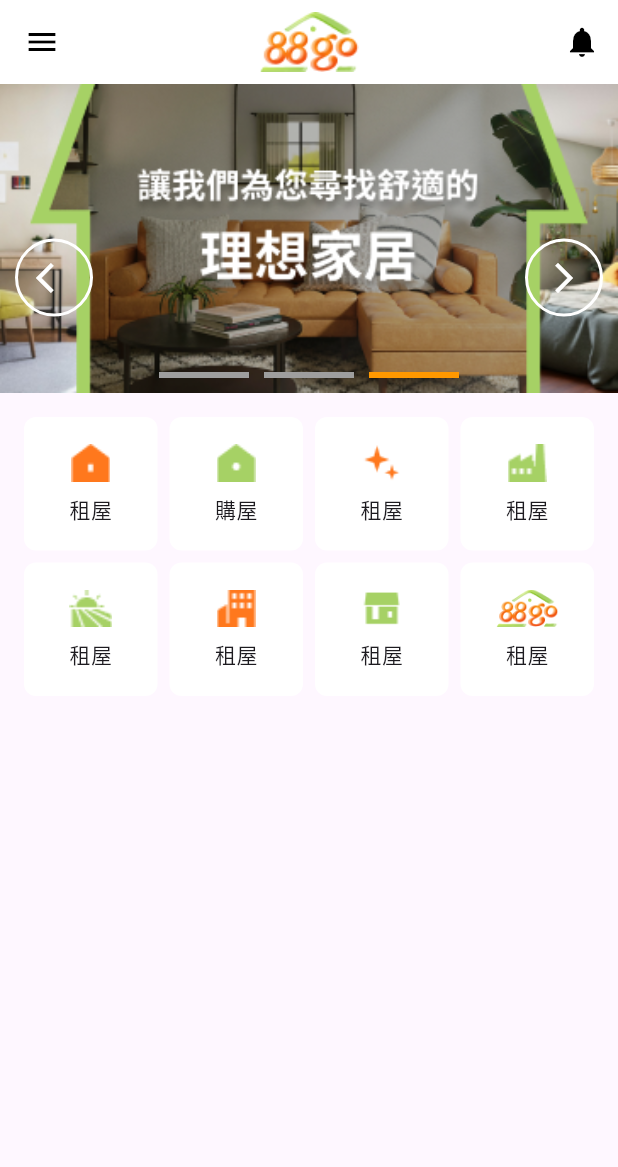
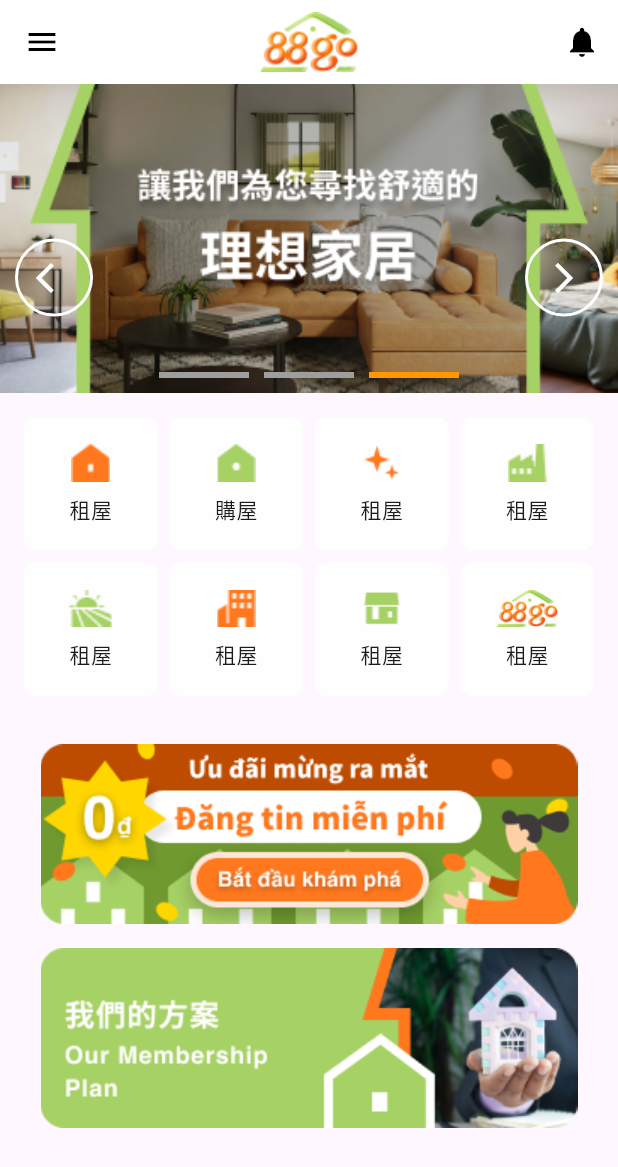
Before and after one commit to huy123cv78/88Gohouse, a Flutter app: the screen it shows after launch, on a phone screen of 412 x 824 dp. Shown: the top 1167 px of the screen. Run offline on Flutter 3.47's test engine with Material 3 defaults, Android fonts, the phone set to English and light mode, and no system bars.

Commit message:
home_body

```diff
--- a/lib/main.dart
+++ b/lib/main.dart
@@ -1,6 +1,5 @@
 import 'package:flutter/material.dart';
 import 'package:flutter_application_1/screens/home_screen.dart';
-import 'package:flutter_application_1/widgets/cacnutinhnang_hedaer.dart';
 
 void main() => runApp(const MyApp());
 
--- a/lib/screens/home_screen.dart
+++ b/lib/screens/home_screen.dart
@@ -61,6 +61,7 @@ class _MyAppState extends State<HomeScreen> {
 
   @override
   Widget build(BuildContext context) {
+    var child;
     return MaterialApp(
       debugShowCheckedModeBanner: false,
       home: Scaffold(
@@ -265,7 +266,24 @@ class _MyAppState extends State<HomeScreen> {
                   // Thêm các nút khác tương tự
                 ],
               ),
-
+              // hai hình baner
+              const SizedBox(height: 16),
+              SizedBox(
+                width: 358,
+                height:
+                    256, // Điều chỉnh kích thước theo nhu cầu (tổng chiều cao của 2 ảnh)
+                child: Column(
+                  children: [
+                    Image.asset(
+                      'images/hinh_duoibt1.png',
+                    ),
+                    const SizedBox(height: 16),
+                    Image.asset(
+                      'images/hinh_duoibt2.png',
+                    ),
+                  ],
+                ),
+              )
               // Các thành phần khác của body
             ],
           ),
@@ -286,7 +304,7 @@ class _MyAppState extends State<HomeScreen> {
         padding: const EdgeInsets.all(8), // Thêm padding nếu cần
         decoration: BoxDecoration(
           color:
-              Color.fromRGBO(255, 255, 255, 1), // Màu background các nut button
+              Color.fromRGBO(255, 254, 254, 1), // Màu background các nut button
           borderRadius: BorderRadius.circular(8),
         ),
         child: Column(
```
